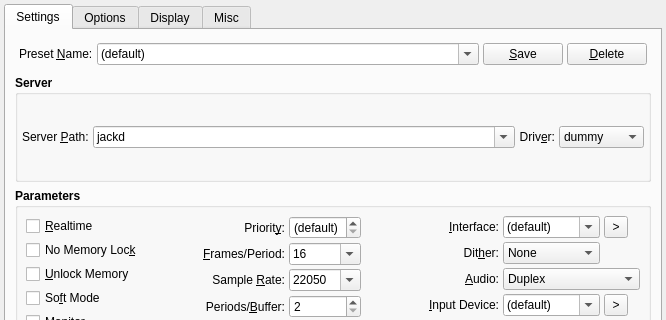
Qt form src/qjackctlSetupForm.ui (eurogiciel-oss/qjackctl) before a commit; both pictures show x 0 to 666 and y 0 to 320 of the 666 by 539 pixel window.
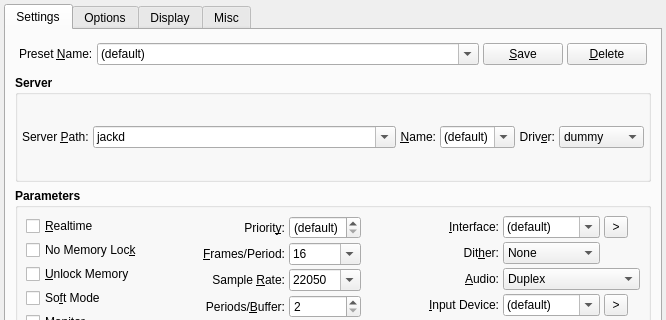
The same form after that commit. Icons and pictures are not drawn.

Commit message: - Server name is finally part of the server settings presets,   thanks to Fons Adriaensen for the heads-up. (EXPERIMENTAL)

```diff
--- a/src/qjackctlSetupForm.ui
+++ b/src/qjackctlSetupForm.ui
@@ -200,7 +200,7 @@
            </widget>
           </item>
           <item>
-           <widget class="QComboBox" name="ServerComboBox" >
+		   <widget class="QComboBox" name="ServerComboBox" >
             <property name="sizePolicy" >
              <sizepolicy>
               <hsizetype>7</hsizetype>
@@ -238,7 +238,50 @@
             </item>
            </widget>
           </item>
-          <item>
+		  <item>
+		   <widget class="QLabel" name="ServerNameTextLabel" >
+			<property name="font" >
+			 <font>
+			  <weight>50</weight>
+			  <bold>false</bold>
+			 </font>
+			</property>
+			<property name="text" >
+			 <string>&amp;Name:</string>
+			</property>
+			<property name="alignment" >
+			 <set>Qt::AlignRight|Qt::AlignTrailing|Qt::AlignVCenter</set>
+			</property>
+			<property name="wordWrap" >
+			 <bool>false</bool>
+			</property>
+			<property name="buddy" >
+			 <cstring>ServerNameComboBox</cstring>
+			</property>
+		   </widget>
+		  </item>
+		  <item>
+		   <widget class="QComboBox" name="ServerNameComboBox" >
+			<property name="font" >
+			 <font>
+			  <weight>50</weight>
+			  <bold>false</bold>
+			 </font>
+			</property>
+			<property name="toolTip" >
+			 <string>The JACK Audio Connection Kit sound server name</string>
+			</property>
+			<property name="editable" >
+			 <bool>true</bool>
+			</property>
+			<item>
+			 <property name="text" >
+			  <string>(default)</string>
+			 </property>
+			</item>
+		   </widget>
+		  </item>
+		  <item>
            <widget class="QLabel" name="DriverTextLabel" >
             <property name="font" >
              <font>
```
Left out of the diff: 14 changed lines with no effect on the pictures. The commit also changes 6 other files.
